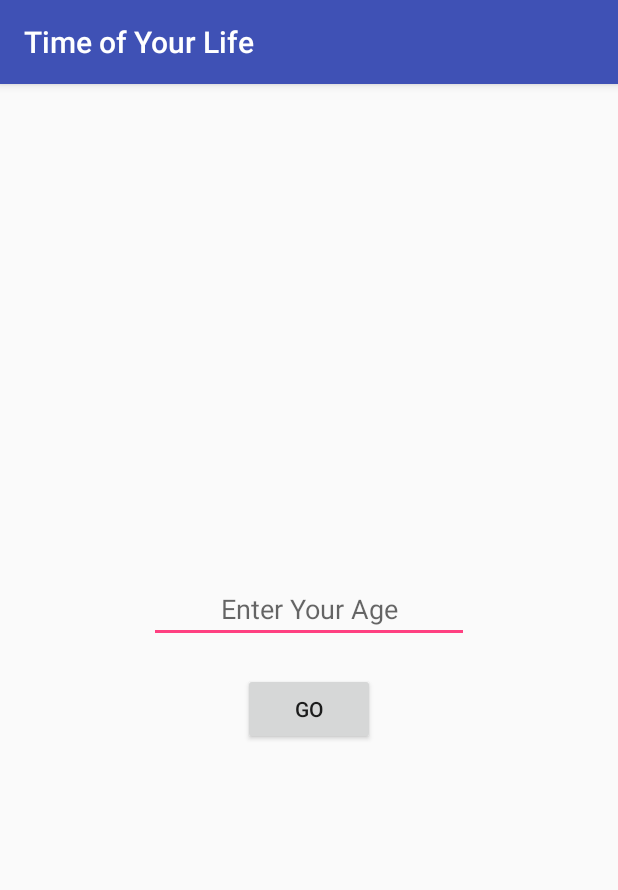
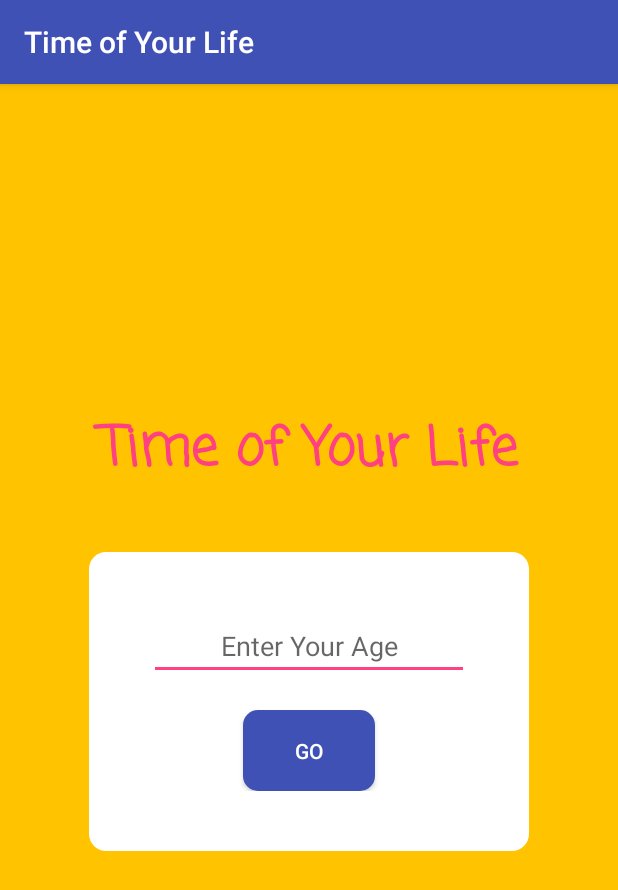
Before and after one commit to masfranzhuo/TimeOfYourLife, an Android app: the screen it shows after launch (MainActivity), after a tap on "GO", on a phone screen of 412 x 824 dp. Shown: the top 890 px of the screen. Run offline under Robolectric (Android 15) with nearby library versions, the phone set to English and light mode, and no system bars.

Commit message:
polish design and handle input error

```diff
--- a/app/build.gradle
+++ b/app/build.gradle
@@ -28,8 +28,8 @@ dependencies {
     implementation 'com.android.support:appcompat-v7:26.1.0'
     implementation 'com.android.support.constraint:constraint-layout:1.0.2'
     testImplementation 'junit:junit:4.12'
-    androidTestImplementation ('com.android.support.test.espresso:espresso-core:3.0.1', {
+    androidTestImplementation('com.android.support.test.espresso:espresso-core:3.0.1', {
         exclude group: 'com.android.support', module: 'support-annotations'
     })
-    implementation"org.jetbrains.kotlin:kotlin-stdlib-jre7:$kotlin_version"
+    implementation "org.jetbrains.kotlin:kotlin-stdlib-jre7:$kotlin_version"
 }
--- a/app/src/main/AndroidManifest.xml
+++ b/app/src/main/AndroidManifest.xml
@@ -9,13 +9,14 @@
         android:roundIcon="@mipmap/ic_launcher_round"
         android:supportsRtl="true"
         android:theme="@style/AppTheme">
-        <activity android:name="com.hodiau.timeofyourlife.MainActivity">
+        <activity android:name=".MainActivity">
             <intent-filter>
                 <action android:name="android.intent.action.MAIN" />
 
                 <category android:name="android.intent.category.LAUNCHER" />
             </intent-filter>
         </activity>
+        <activity android:name=".ResultActivity"></activity>
     </application>
 
 </manifest>
--- a/app/src/main/java/com/hodiau/timeofyourlife/MainActivity.kt
+++ b/app/src/main/java/com/hodiau/timeofyourlife/MainActivity.kt
@@ -1,5 +1,6 @@
 package com.hodiau.timeofyourlife
 
+import android.content.Intent
 import android.support.v7.app.AppCompatActivity
 import android.os.Bundle
 import android.view.View
@@ -14,19 +15,13 @@ class MainActivity : AppCompatActivity() {
     }
 
     fun buCalculate(view:View) {
-        var result = calculateTOYL(etAge.text.toString().toInt())
-        Toast.makeText(applicationContext, "Calculate Time of Your Life: "+result, Toast.LENGTH_SHORT).show()
-    }
-
-    fun calculateTOYL(age:Int):String {
-        val hour = Math.ceil(((age*oneYearMinute)/60).toDouble())
-        val minute = (age*oneYearMinute)%60
-        var toyl = "$hour:$minute"
-        return toyl
-    }
-
-    companion object {
-        val life = 80
-        val oneYearMinute = 24*60/life
+        val intent = Intent(this, ResultActivity::class.java)
+        var age:String = etAge.text.toString()
+        if(age.trim().length>0) {
+            intent.putExtra("age", age.toInt())
+            startActivity(intent)
+        } else {
+            Toast.makeText(this, "Please Enter Your Age", Toast.LENGTH_SHORT).show()
+        }
     }
 }
--- /dev/null
+++ b/app/src/main/res/drawable/background.xml
@@ -0,0 +1,13 @@
+<?xml version="1.0" encoding="utf-8"?>
+<selector xmlns:android="http://schemas.android.com/apk/res/android">
+    <item>
+        <shape android:shape="rectangle">
+            <solid android:color="@color/white" />
+            <corners android:radius="5pt" />
+            <padding android:right="5pt"
+                android:left="5pt"
+                android:bottom="5pt"
+                android:top="5pt" />
+        </shape>
+    </item>
+</selector>
--- /dev/null
+++ b/app/src/main/res/drawable/button.xml
@@ -0,0 +1,23 @@
+<?xml version="1.0" encoding="utf-8"?>
+<selector xmlns:android="http://schemas.android.com/apk/res/android">
+    <item android:state_pressed="true">
+        <shape>
+            <solid android:color="#303F9F" />
+            <corners android:radius="10dp" />
+            <padding android:top="8pt"
+                android:bottom="8pt"
+                android:left="8pt"
+                android:right="8pt" />
+        </shape>
+    </item>
+    <item>
+        <shape>
+            <solid android:color="#3F51B5" />
+            <corners android:radius="10dp" />
+            <padding android:top="8pt"
+                android:bottom="8pt"
+                android:left="8pt"
+                android:right="8pt" />
+        </shape>
+    </item>
+</selector>
--- a/app/src/main/res/layout/activity_main.xml
+++ b/app/src/main/res/layout/activity_main.xml
@@ -6,7 +6,28 @@
     android:layout_height="match_parent"
     android:orientation="vertical"
     android:gravity="center"
+    android:background="@color/yellow"
     tools:context="com.hodiau.timeofyourlife.MainActivity">
+
+    <TextView
+        android:id="@+id/textView"
+        android:layout_width="match_parent"
+        android:layout_height="wrap_content"
+        android:fontFamily="casual"
+        android:text="Time of Your Life"
+        android:textAlignment="center"
+        android:textColor="@color/colorAccent"
+        android:textSize="36sp"
+        android:textStyle="bold" />
+
+    <LinearLayout
+        android:layout_width="wrap_content"
+        android:layout_height="wrap_content"
+        android:background="@drawable/background"
+        android:layout_margin="40dp"
+        android:padding="40dp"
+        android:gravity="center"
+        android:orientation="vertical">
 
         <EditText
             android:id="@+id/etAge"
@@ -22,7 +43,10 @@
             android:layout_width="wrap_content"
             android:layout_height="wrap_content"
             android:layout_marginTop="20dp"
+            android:background="@drawable/button"
             android:onClick="buCalculate"
-        android:text="Go" />
+            android:text="Go"
+            android:textColor="@color/white" />
+    </LinearLayout>
 
 </LinearLayout>
--- a/app/src/main/res/values/colors.xml
+++ b/app/src/main/res/values/colors.xml
@@ -3,4 +3,6 @@
     <color name="colorPrimary">#3F51B5</color>
     <color name="colorPrimaryDark">#303F9F</color>
     <color name="colorAccent">#FF4081</color>
+    <color name="yellow">#FFC300</color>
+    <color name="white">#FFFFFF</color>
 </resources>
```
Also changed, not shown: app/src/main/java/com/hodiau/timeofyourlife/ResultActivity.kt (added, +35 -0 lines), app/src/main/res/layout/activity_result.xml (added, +22 -0 lines). Lines whose indentation alone changed are shown as unchanged.
